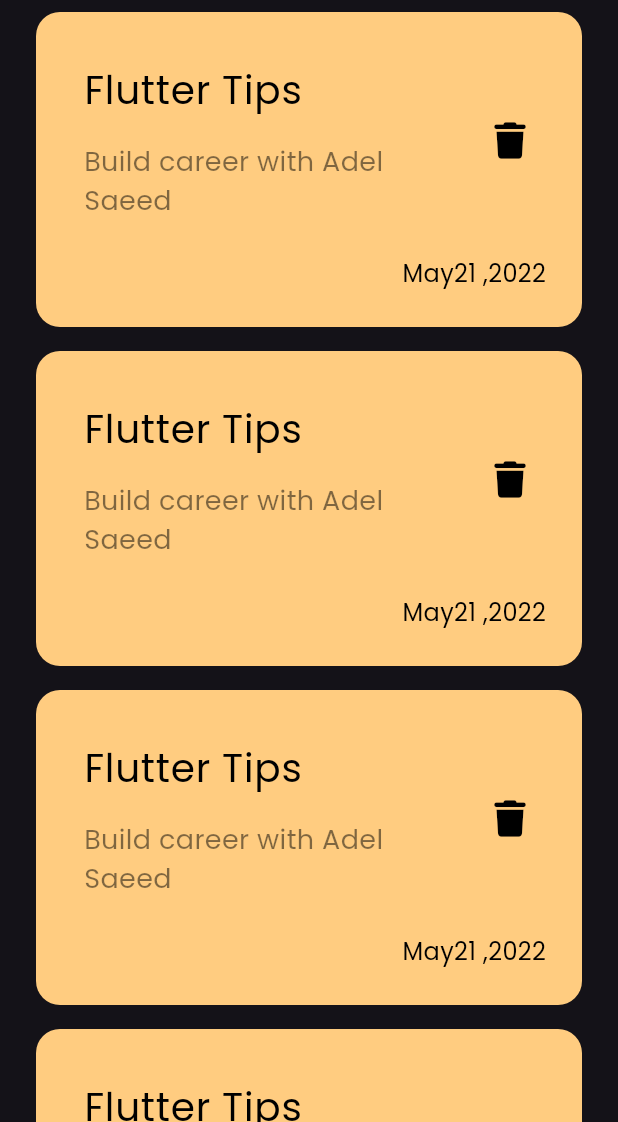
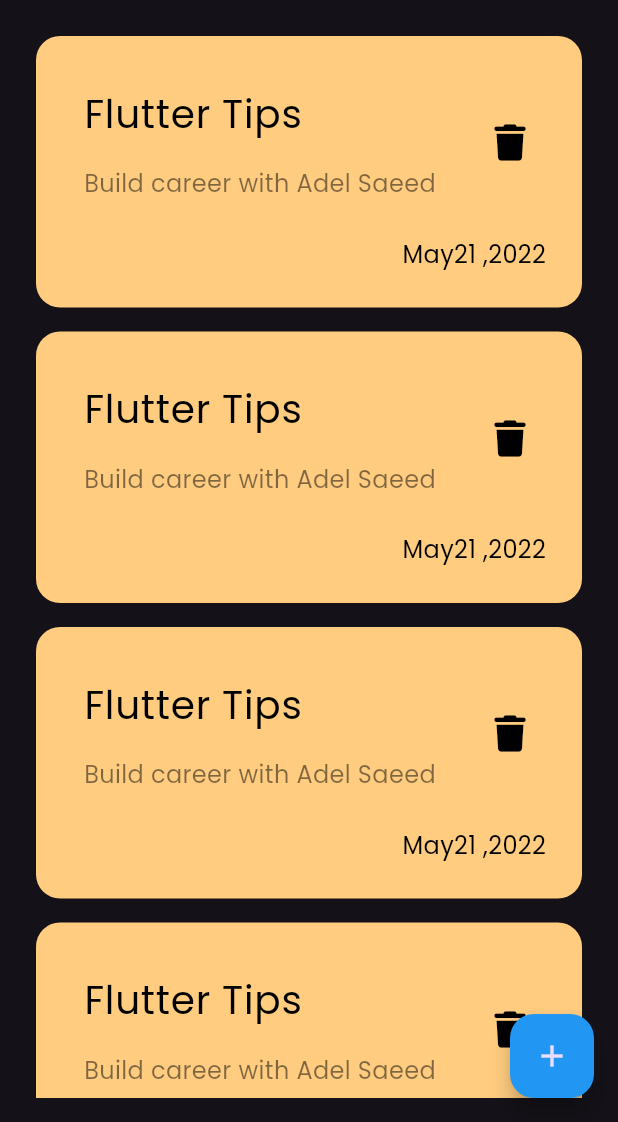
Before and after one commit to Adel-Saeed21/Note-App, a Flutter app: the screen it shows after launch, on a phone screen of 412 x 824 dp, the part 114-1236 px from its top. Run offline on Flutter 3.47's test engine with Material 3 defaults, Android fonts, the phone set to English and light mode, and no system bars; our stand-ins replace font_awesome_flutter.

Commit message:
add floating action

```diff
--- a/analysis_options.yaml
+++ b/analysis_options.yaml
@@ -21,6 +21,8 @@ linter:
   # `// ignore_for_file: name_of_lint` syntax on the line or in the file
   # producing the lint.
   rules:
+    prefer_const_constructors: true
+    prefer_const_literals_to_create_immutables: true
     # avoid_print: false  # Uncomment to disable the `avoid_print` rule
     # prefer_single_quotes: true  # Uncomment to enable the `prefer_single_quotes` rule
 
--- a/lib/View/home_screen.dart
+++ b/lib/View/home_screen.dart
@@ -7,9 +7,28 @@ class Homescreen extends StatelessWidget {
   @override
   Widget build(BuildContext context) {
     return Scaffold(
-     body: NotesViewBody(),
+      floatingActionButton: FloatingActionButton(
+        backgroundColor: Colors.blue,
+        onPressed: () {
+          showModalBottomSheet(
+            context: context,
+            builder: (context) {
+              return const AddNoteBottomSheet();
+            },
+          );
+        },
+        child: const Icon(Icons.add),
+      ),
+      body: const NotesViewBody(),
     );
   }
+}
 
+class AddNoteBottomSheet extends StatelessWidget {
+  const AddNoteBottomSheet({super.key});
 
+  @override
+  Widget build(BuildContext context) {
+    return Container();
+  }
 }
--- a/lib/View/widgets/custom_app_bar.dart
+++ b/lib/View/widgets/custom_app_bar.dart
@@ -5,7 +5,7 @@ class CustomAppBar extends StatelessWidget {
 
   @override
   Widget build(BuildContext context) {
-    return Row(
+    return const  Row(
       children: [
         Text('Notes', style: TextStyle(fontSize: 28)),
         Spacer(),
@@ -28,7 +28,7 @@ class CustomSearchIcon extends StatelessWidget {
         borderRadius: BorderRadius.circular(16),
       ),
       child: Center(
-        child: IconButton(onPressed: () {}, icon: Icon(Icons.search, size: 28)),
+        child: IconButton(onPressed: () {}, icon:const Icon(Icons.search, size: 28)),
       ),
     );
   }
--- a/lib/View/widgets/notes_list_view.dart
+++ b/lib/View/widgets/notes_list_view.dart
@@ -6,14 +6,18 @@ class NotesListView extends StatelessWidget {
 
   @override
   Widget build(BuildContext context) {
-    return ListView.builder(
-      itemCount: 5,
-      itemBuilder: (context, index) {
-        return const Padding(
-          padding:  EdgeInsets.symmetric(vertical:8.0),
-          child:  NoteItem(),
-        );
-      },
+    return Padding(
+      padding: const EdgeInsets.symmetric(vertical: 16.0),
+      child: ListView.builder(
+        padding: EdgeInsets.zero,
+        itemCount: 5,
+        itemBuilder: (context, index) {
+          return const Padding(
+            padding: EdgeInsets.symmetric(vertical: 8.0),
+            child: NoteItem(),
+          );
+        },
+      ),
     );
   }
 }
--- a/lib/View/widgets/notes_view_body.dart
+++ b/lib/View/widgets/notes_view_body.dart
@@ -8,11 +8,11 @@ class NotesViewBody extends StatelessWidget {
 
   @override
   Widget build(BuildContext context) {
-    return Padding(
+    return const Padding(
       padding: EdgeInsets.symmetric(horizontal: 24),
       child: Column(
         children: [
-          const SizedBox(height: 30),
+           SizedBox(height: 30),
           CustomAppBar(),
           Expanded(child: NotesListView()),
         ],
@@ -28,7 +28,7 @@ class NoteItem extends StatelessWidget {
   Widget build(BuildContext context) {
     return Container(
       decoration: BoxDecoration(
-        color: Color(0xffFFCC80),
+        color: const Color(0xffFFCC80),
         borderRadius: BorderRadius.circular(16),
       ),
       padding: const EdgeInsets.only(top: 24, bottom: 24, left: 16),
@@ -36,9 +36,9 @@ class NoteItem extends StatelessWidget {
         crossAxisAlignment: CrossAxisAlignment.end,
         children: [
           ListTile(
-            title: Padding(
-              padding: const EdgeInsets.only(bottom: 16.0),
-              child: const Text(
+            title: const Padding(
+              padding:  EdgeInsets.only(bottom: 16.0),
+              child:  Text(
                 "Flutter Tips",
                 style: TextStyle(color: Colors.black, fontSize: 26),
               ),
@@ -47,16 +47,16 @@ class NoteItem extends StatelessWidget {
               "Build career with Adel Saeed",
               style: TextStyle(
                 color: Colors.black.withValues(alpha: .5),
-                fontSize: 18,
+                fontSize: 16,
               ),
             ),
             trailing: IconButton(
               onPressed: () {},
-              icon: Icon(FontAwesomeIcons.trash, size: 24, color: Colors.black),
+              icon:const Icon(FontAwesomeIcons.trash, size: 24, color: Colors.black),
             ),
           ),
-          Padding(
-            padding: const EdgeInsets.only(right: 24.0, top: 16),
+        const  Padding(
+            padding:  EdgeInsets.only(right: 24.0, top: 16),
             child: Text(
               "May21 ,2022",
               style: TextStyle(color: Colors.black, fontSize: 16),
--- a/lib/main.dart
+++ b/lib/main.dart
@@ -14,7 +14,7 @@ class MyApp extends StatelessWidget {
     return MaterialApp(
       debugShowCheckedModeBanner: false,
       theme: ThemeData(brightness: Brightness.dark, fontFamily: "Poppins"),
-      home: Homescreen(),
+      home:const Homescreen(),
     );
   }
 }
```
